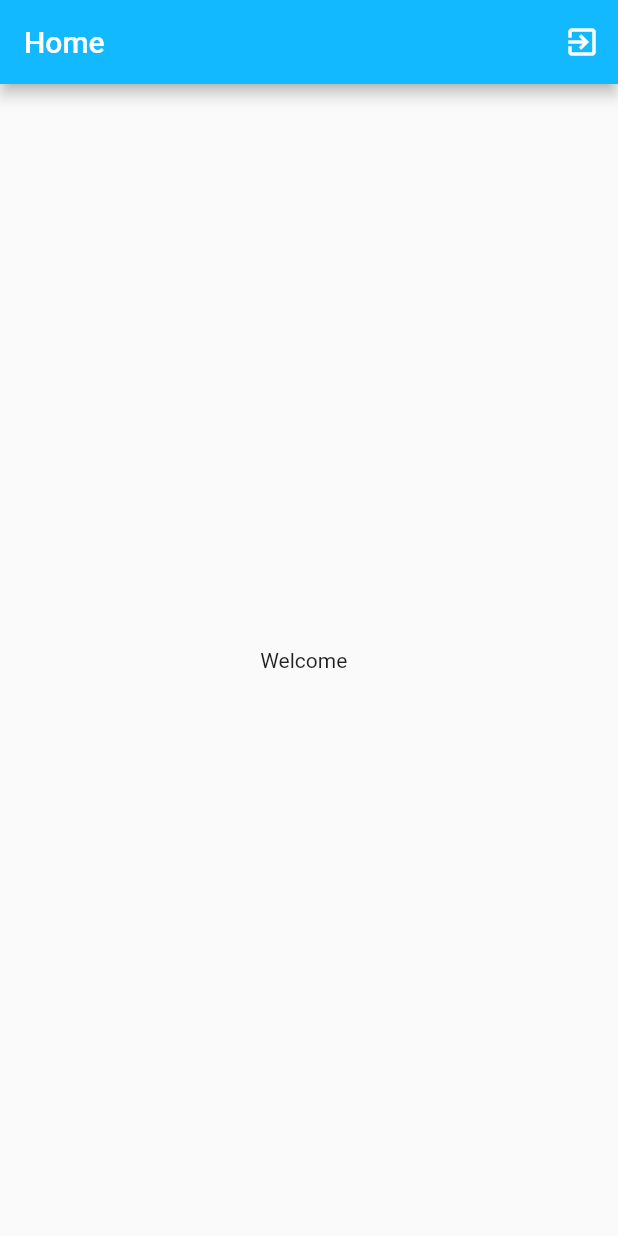
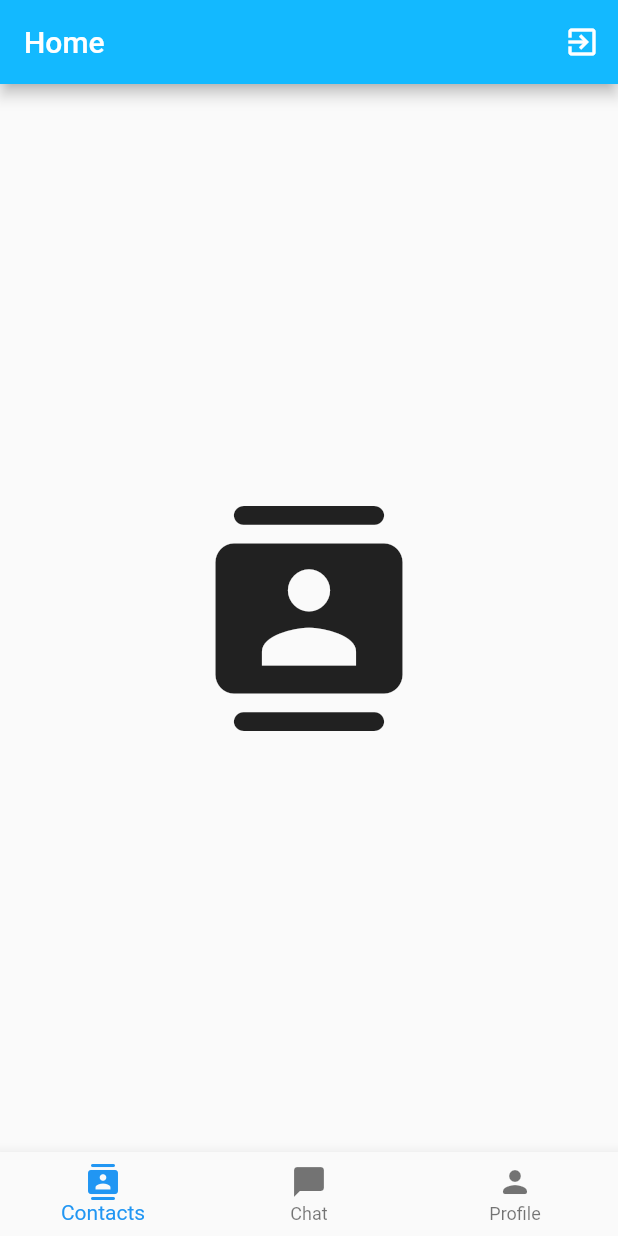
Before and after one commit to gyakhoe/flutter_chat, a Flutter app: the screen it shows once a user with an empty profile is signed in, on a phone screen of 412 x 824 dp. Run offline on Flutter 3.47's test engine with Material 2 defaults, Android fonts, the light colour scheme and no system bars; our stand-ins replace bloc, cloud_firestore, equatable, firebase_auth, firebase_core, flutter_bloc and 1 more; accounts and stored records are empty; generated files the repository leaves out were written again.

Commit message:
Bottom nav bar added to home page

```diff
--- a/lib/home/views/home_page.dart
+++ b/lib/home/views/home_page.dart
@@ -17,12 +17,34 @@ class HomePage extends StatelessWidget {
   }
 }
 
-class HomeView extends StatelessWidget {
+class HomeView extends StatefulWidget {
   final AppUser authenticateduser;
   const HomeView({
     Key? key,
     required this.authenticateduser,
   }) : super(key: key);
+
+  @override
+  State<HomeView> createState() => _HomeViewState();
+}
+
+class _HomeViewState extends State<HomeView> {
+  int selectedItem = 0;
+
+  static const List<Widget> _pages = <Widget>[
+    Icon(
+      Icons.contacts_rounded,
+      size: 150,
+    ),
+    Icon(
+      Icons.chat_rounded,
+      size: 150,
+    ),
+    Icon(
+      Icons.person_rounded,
+      size: 150,
+    ),
+  ];
 
   @override
   Widget build(BuildContext context) {
@@ -39,8 +61,24 @@ class HomeView extends StatelessWidget {
           )
         ],
       ),
-      body: Center(
-        child: Text('${l10n.welcomeText} ${authenticateduser.displayName}'),
+      body: Center(child: _pages.elementAt(selectedItem)),
+      bottomNavigationBar: BottomNavigationBar(
+        currentIndex: selectedItem,
+        onTap: (value) => setState(() => selectedItem = value),
+        items: const [
+          BottomNavigationBarItem(
+            icon: Icon(Icons.contacts_rounded),
+            label: 'Contacts',
+          ),
+          BottomNavigationBarItem(
+            icon: Icon(Icons.chat_bubble_rounded),
+            label: 'Chat',
+          ),
+          BottomNavigationBarItem(
+            icon: Icon(Icons.person_rounded),
+            label: 'Profile',
+          ),
+        ],
       ),
     );
   }
```
